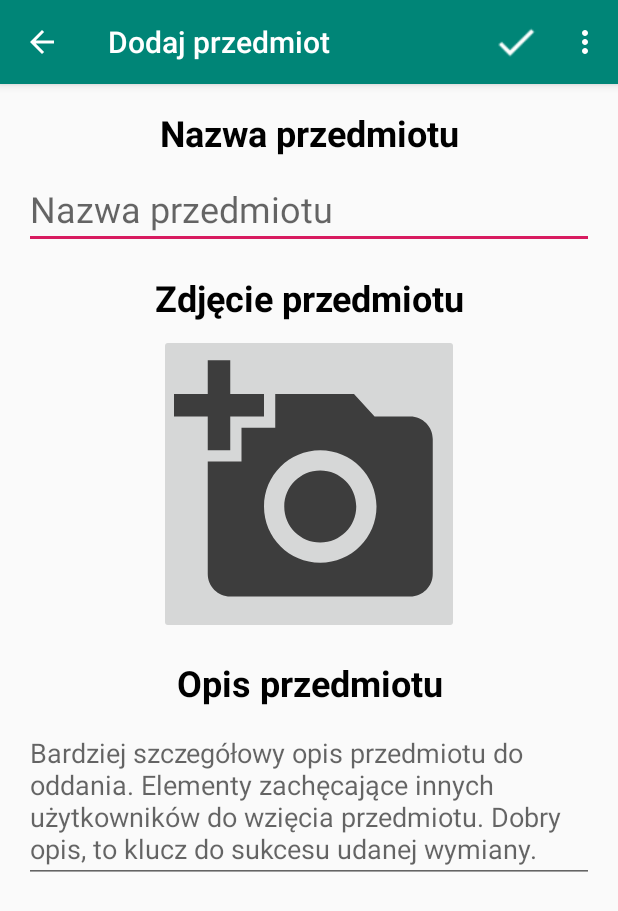
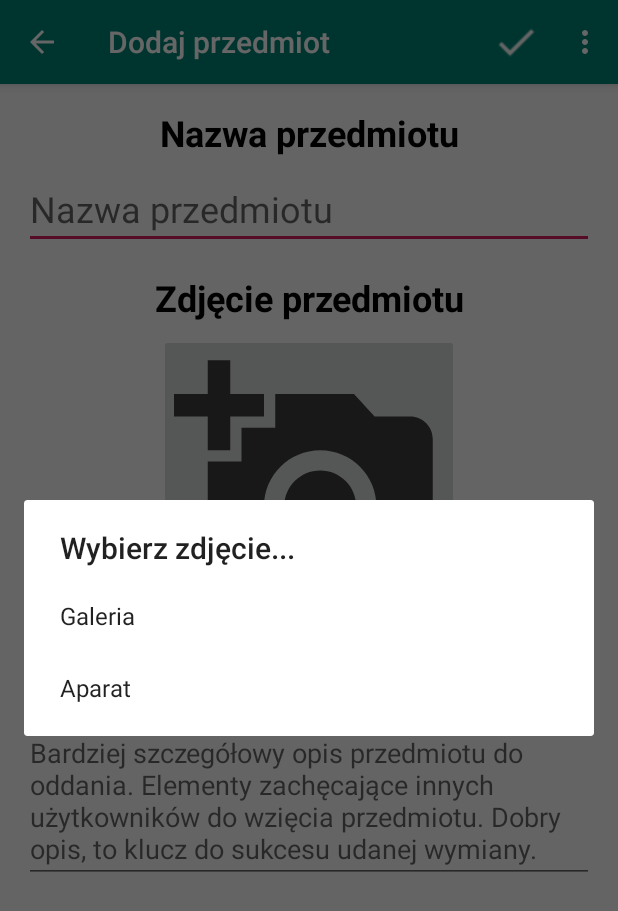
Before and after one commit to KyrietS/TapSwap, an Android app: the AddItemActivity screen opened directly, with no data from a screen before it, after a tap on an icon or button, on a phone screen of 412 x 824 dp. Shown: the top 911 px of the screen. Run offline under Robolectric (Android 15) with nearby library versions, the phone set to English and light mode, and no system bars; pictures from the network do not load.

```diff
--- a/app/src/main/java/mwo/lab/tapswap/activities/AddItemActivity.kt
+++ b/app/src/main/java/mwo/lab/tapswap/activities/AddItemActivity.kt
@@ -2,6 +2,7 @@ package mwo.lab.tapswap.activities
 
 import android.annotation.SuppressLint
 import android.app.Activity
+import android.app.AlertDialog
 import android.content.Context
 import android.content.Intent
 import android.database.Cursor
@@ -12,7 +13,6 @@ import android.provider.MediaStore
 import android.support.v4.content.FileProvider
 import android.support.v7.app.AppCompatActivity
 import android.text.InputType
-import android.util.Log
 import android.view.KeyEvent
 import android.view.Menu
 import android.view.MenuItem
@@ -37,6 +37,7 @@ import java.util.*
 
 private const val REQUEST_GALLERY_CODE = 1
 private const val REQUEST_CAMERA_CODE = 2
+private const val FILEPROVIDER_AUTHORITY = "mwo.lab.tapswap.fileprovider"
 
 class AddItemActivity : AppCompatActivity() {
 
@@ -83,13 +84,15 @@ class AddItemActivity : AppCompatActivity() {
     }
 
     private fun sendItem() {
-        //TODO: pobierać nazwy z GUI
         val file = File(currentPhotoPath)
-
         val reqBody = RequestBody.create(MediaType.parse("image/*"), file)
         val bodyPart = MultipartBody.Part.createFormData("photo", file.name, reqBody)
         val api = APIService.create()
-        val call = api.addItem(bodyPart, "ANDROID", "opis", "kategoria", "cena")
+
+        val name = findViewById<TextView>(R.id.title).text.toString()
+        val desc = findViewById<TextView>(R.id.description).text.toString()
+
+        val call = api.addItem(bodyPart, name, desc, "kategoria", "cena")
         call.enqueue( object : Callback<Any> {
             override fun onResponse(call: Call<Any>, response: Response<Any>) {
 
@@ -106,20 +109,20 @@ class AddItemActivity : AppCompatActivity() {
         if( requestCode == REQUEST_GALLERY_CODE && resultCode == Activity.RESULT_OK ) {
             val selectedImageUri = data?.data
             currentPhotoPath = getPath(this, selectedImageUri!!)
-            Log.d("omg", currentPhotoPath)
             itemImage.setImageURI(selectedImageUri)
-            // TODO: Retrieve absolute path to the image (not only a thumbnail from 'data')
         }
         if( requestCode == REQUEST_CAMERA_CODE && resultCode == Activity.RESULT_OK ) {
-            // TODO obsługa kamery
             itemImage.setImageURI( Uri.fromFile(File(currentPhotoPath)) )
         }
     }
 
+    /**
+     * Gets absolute path to the resource under given uri.
+     */
     private fun getPath(context: Context, uri: Uri): String {
         var result = ""
         val projection = arrayOf( MediaStore.Images.Media.DATA )
-        val cursor: Cursor? = context.contentResolver.query( uri, projection, null, null, null );
+        val cursor: Cursor? = context.contentResolver.query( uri, projection, null, null, null )
         if(cursor != null){
             if ( cursor.moveToFirst( ) ) {
                 val index: Int = cursor.getColumnIndexOrThrow( projection[0] )
@@ -133,9 +136,20 @@ class AddItemActivity : AppCompatActivity() {
         return result
     }
 
-    //TODO: Opcja wyboru zdjęcia z galerii lu aparatu
     @Suppress("UNUSED_PARAMETER")
-    fun pickFromGallery( v: View ) {
+    fun addImage(v: View) {
+        val builder = AlertDialog.Builder(this)
+        builder.setTitle("Wybierz zdjęcie...")
+        builder.setItems(arrayOf("Galeria", "Aparat")) { _, which ->
+            when (which) {
+                0 -> pickFromGallery()
+                1 -> pickFromCamera()
+            }
+        }
+        builder.show()
+    }
+
+    private fun pickFromGallery() {
         //Create an Intent with action as ACTION_PICK
         val intent = Intent(Intent.ACTION_PICK)
         intent.type = "image/jpeg"
@@ -143,9 +157,10 @@ class AddItemActivity : AppCompatActivity() {
         startActivityForResult(intent, REQUEST_GALLERY_CODE)
     }
 
-    // Send request to camera app for taking a photo
-    @Suppress("UNUSED_PARAMETER")
-    fun takePhoto(v: View ) {
+    /**
+     * Send request to camera app for taking a photo
+     */
+    private fun pickFromCamera() {
         val pictureIntent = Intent(MediaStore.ACTION_IMAGE_CAPTURE)
         if( pictureIntent.resolveActivity(packageManager) != null ) {
             val photoFile: File?
@@ -155,19 +170,19 @@ class AddItemActivity : AppCompatActivity() {
                 Toast.makeText(this, "Nie można utworzyć pliku", Toast.LENGTH_SHORT).show()
                 return
             }
-            val photoURI: Uri = FileProvider.getUriForFile(this, "mwo.lab.tapswap.fileprovider", photoFile)
+            val photoURI: Uri = FileProvider.getUriForFile(this, FILEPROVIDER_AUTHORITY, photoFile)
             pictureIntent.putExtra(MediaStore.EXTRA_OUTPUT, photoURI)
             startActivityForResult(pictureIntent, REQUEST_CAMERA_CODE)
-
-
         }
     }
 
-    // Create temp file for image
+    /**
+     * Create temp file for an image
+     */
     @SuppressLint("SimpleDateFormat")
     fun createImageFile(): File {
-//        val storageDir: File = cacheDir
         // Create an image file name
+        @Suppress("SpellCheckingInspection")
         val timeStamp: String = SimpleDateFormat("yyyyMMdd_HHmmss").format(Date())
         val storageDir: File? = getExternalFilesDir(Environment.DIRECTORY_PICTURES)
         val image = File.createTempFile("img_$timeStamp", ".jpg", storageDir)
--- a/app/src/main/res/layout/activity_add_item.xml
+++ b/app/src/main/res/layout/activity_add_item.xml
@@ -103,7 +103,7 @@
                         android:id="@+id/button"
                         android:layout_width="200dp"
                         android:layout_height="200dp"
-                        android:onClick="takePhoto"
+                        android:onClick="addImage"
                         android:stateListAnimator="@null" />
 
                 <ImageView
--- a/app/src/main/res/xml/file_paths.xml
+++ b/app/src/main/res/xml/file_paths.xml
@@ -1,4 +1,4 @@
 <?xml version="1.0" encoding="utf-8"?>
-<paths xmlns:android="http://schemas.android.com/apk/res/android">
+<paths>
     <external-path name="my_images" path="Android/data/mwo.lab.tapswap/files/Pictures" />
 </paths>
```
